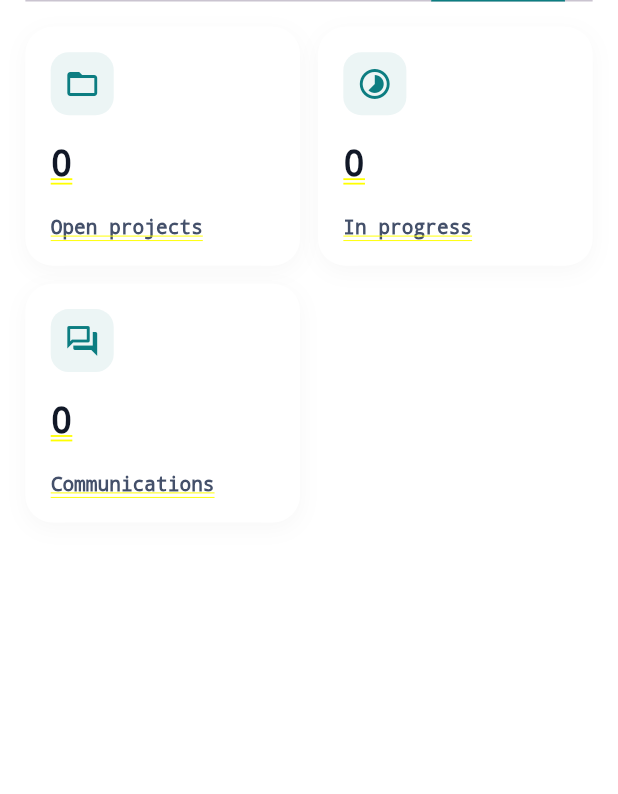
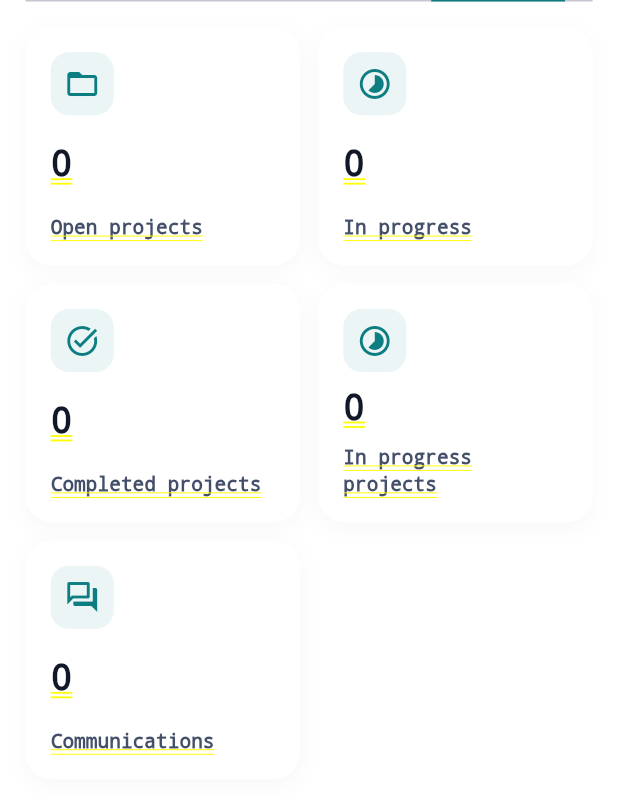
Before and after one commit to hatemelbadwy10/talent-flow, a Flutter app: the _EntrepreneurProfileScaffold screen opened directly with empty values, tab 3 chosen, scrolled down 317 dp, on a phone screen of 412 x 824 dp. Shown: the top 794 px of the screen. Run offline on Flutter 3.47's test engine with Material 3 defaults, Android fonts, the phone set to English and light mode, and no system bars; our stand-ins replace cached_network_image, carousel_slider, connectivity_plus, curved_labeled_navigation_bar, dartz, device_info_plus and 42 more; missing offline and left inert: app_settings, external_path, in_app_update, map_launcher, pusher_channels_flutter, record and 2 more; accounts and stored records are empty; network calls fail; project files that could hold a hidden picture were left out.

Commit message:
feat: Update budget options, enhance message sorting, and improve entrepreneur profile statistics

```diff
--- a/assets/language/ar.json
+++ b/assets/language/ar.json
@@ -209,7 +209,7 @@
   "add": "اضافة",
   "similar_projects_hint": " مشاريع مشابهة",
   "success": "تمت إضافة المشروع بنجاح",
-  "budget_options": ["250 - 500", "500 - 1000", "1000 - 2500"],
+  "budget_options": ["25 - 50", "50 - 100", "100 - 250", "250 - 500", "500 - 1000", "1000 - 2500", "2500 - 5000", "5000+"],
   "duration_options": ["أقل من أسبوع", "أسبوع - أسبوعين", "أسبوعين - شهر", "أكثر من شهر"]
 },
   "submit_offer_title": "تقدم للمشروع",
--- a/lib/features/home/bloc/freelancer_chat_bloc.dart
+++ b/lib/features/home/bloc/freelancer_chat_bloc.dart
@@ -290,6 +290,7 @@
           }
         }
         _pendingMessages.clear();
+        updatedMessages.sort(Message.compareChronologically);
 
         _chat = chat.copyWith(messages: updatedMessages);
         _logChatBloc(
@@ -419,7 +420,8 @@
     }
 
     final List<Message> updatedMessages = List<Message>.from(current.messages)
-      ..add(message);
+      ..add(message)
+      ..sort(Message.compareChronologically);
     _chat = current.copyWith(messages: updatedMessages);
     _logChatBloc(
       '_appendMessage emitting Done',
--- a/lib/features/home/model/entrepreneur_profile_model.dart
+++ b/lib/features/home/model/entrepreneur_profile_model.dart
@@ -33,8 +33,12 @@
   final List<EntrepreneurReview> reviews;
   final List<EntrepreneurProjectStatus> projects;
 
-  int get totalProjects =>
-      projects.fold<int>(0, (sum, item) => sum + (item.count ?? 0));
+  int get totalProjects => projects.isNotEmpty
+      ? projects.fold<int>(0, (sum, item) => sum + (item.count ?? 0))
+      : (statistics?.completedProjects ?? statistics?.openProjectsCount ?? 0) +
+          (statistics?.inProgressProjects ??
+              statistics?.underImplementationCount ??
+              0);
 
   double get averageRating {
     if (reviews.isEmpty) return rating;
@@ -146,6 +150,8 @@
     required this.lastSeen,
     required this.openProjectsCount,
     required this.underImplementationCount,
+    required this.completedProjects,
+    required this.inProgressProjects,
     required this.ongoingCommunications,
     required this.city,
   });
@@ -155,6 +161,8 @@
   final String? lastSeen;
   final int? openProjectsCount;
   final int? underImplementationCount;
+  final int? completedProjects;
+  final int? inProgressProjects;
   final int? ongoingCommunications;
   final String? city;
 
@@ -163,12 +171,11 @@
       rating: double.tryParse(json['rating']?.toString() ?? '') ?? 0,
       registrationDate: json['registration_date']?.toString(),
       lastSeen: json['last_seen']?.toString(),
-      openProjectsCount: _entrepreneurToInt(
-        json['open_projects_count'] ?? json['completed_projects'],
-      ),
-      underImplementationCount: _entrepreneurToInt(
-        json['under_implementation_count'] ?? json['in_progress_projects'],
-      ),
+      openProjectsCount: _entrepreneurToInt(json['open_projects_count']),
+      underImplementationCount:
+          _entrepreneurToInt(json['under_implementation_count']),
+      completedProjects: _entrepreneurToInt(json['completed_projects']),
+      inProgressProjects: _entrepreneurToInt(json['in_progress_projects']),
       ongoingCommunications: _entrepreneurToInt(json['ongoing_communications']),
       city: json['city']?.toString(),
     );
--- a/lib/features/home/page/all_freelancers_view.dart
+++ b/lib/features/home/page/all_freelancers_view.dart
@@ -551,7 +551,7 @@
                               jopTitle: jobTitle.isNotEmpty
                                   ? jobTitle
                                   : "home.job_title_not_set".tr(),
-                              rating: freelancer.rating?.toDouble(),
+                              rating: freelancer.rating,
                               imageUrl: freelancer.image,
                               cardWidth: double.infinity,
                               isInFavorites: freelancer.isInFavorites ?? false,
--- a/lib/features/home/page/entrepreneur_profile.dart
+++ b/lib/features/home/page/entrepreneur_profile.dart
@@ -609,6 +609,18 @@
           value: stats!.underImplementationCount.toString(),
           icon: Icons.timelapse_outlined,
         ),
+      if (stats?.completedProjects != null)
+        _ProjectMetric(
+          label: 'profile.completed_projects'.tr(),
+          value: stats!.completedProjects.toString(),
+          icon: Icons.task_alt_outlined,
+        ),
+      if (stats?.inProgressProjects != null)
+        _ProjectMetric(
+          label: 'profile.in_progress_projects'.tr(),
+          value: stats!.inProgressProjects.toString(),
+          icon: Icons.timelapse_outlined,
+        ),
       if (stats?.ongoingCommunications != null)
         _ProjectMetric(
           label: 'Communications',
--- a/lib/features/new_projects/page/add_project.dart
+++ b/lib/features/new_projects/page/add_project.dart
@@ -32,7 +32,6 @@
   final _titleController = TextEditingController();
   final _descriptionController = TextEditingController();
   final _filesDescriptionController = TextEditingController();
-  final _budgetController = TextEditingController();
   final _durationController = TextEditingController();
   final _requiredToBeRecivedController = TextEditingController();
 
@@ -41,7 +40,6 @@
     _titleController.dispose();
     _descriptionController.dispose();
     _filesDescriptionController.dispose();
-    _budgetController.dispose();
     _durationController.dispose();
     super.dispose();
   }
@@ -148,7 +146,7 @@
                               availableSkills: selectionModel.skills,
                             ),
                             const SizedBox(height: 24),
-                            BudgetField(controller: _budgetController),
+                            const BudgetField(),
                             const SizedBox(height: 24),
                             DurationField(controller: _durationController),
                             const SizedBox(height: 24),
--- a/lib/features/setting/bloc/chats_bloc.dart
+++ b/lib/features/setting/bloc/chats_bloc.dart
@@ -87,7 +87,8 @@
           final List<ChatsModel> chats = payload
               .whereType<Map<String, dynamic>>()
               .map(ChatsModel.fromJson)
-              .toList();
+              .toList()
+            ..sort(ChatsModel.compareNewestFirst);
 
           _currentChats = chats;
           emit(Done(list: chats));
--- a/lib/features/setting/page/favourite.dart
+++ b/lib/features/setting/page/favourite.dart
@@ -186,7 +186,7 @@
           name: freelancer.name ?? '-',
           jopTitle:
               jobTitle.isNotEmpty ? jobTitle : "home.job_title_not_set".tr(),
-          rating: freelancer.rating?.toDouble(),
+          rating: freelancer.rating,
           imageUrl: freelancer.image,
           cardWidth: double.infinity,
           isInFavorites: true,
--- a/lib/main_models/user_model.dart
+++ b/lib/main_models/user_model.dart
@@ -12,10 +12,14 @@
   String? userType;
   String? bio;
   String? specialization;
+  String? country;
   String? identityVerifyStatus;
   bool? addedWorks;
   bool? identityAuthenticated;
   bool? bankAccountAdded;
+  Map<String, dynamic>? statistics;
+  List<Map<String, dynamic>> reviews;
+  List<Map<String, dynamic>> projects;
   int? unreadNotificationsCount;
   int? unreadMessagesCount;
 
@@ -31,15 +35,21 @@
     this.userType,
     this.bio,
     this.specialization,
+    this.country,
     this.identityVerifyStatus,
     this.addedWorks,
     this.identityAuthenticated,
     this.bankAccountAdded,
+    this.statistics,
+    this.reviews = const [],
+    this.projects = const [],
     this.unreadNotificationsCount,
     this.unreadMessagesCount,
   });
 
-  UserModel.fromJson(Map<String, dynamic> json) {
+  UserModel.fromJson(Map<String, dynamic> json)
+      : reviews = const [],
+        projects = const [] {
     id = json['id'];
     final firstName = json['first_name']?.toString().trim();
     final lastName = json['last_name']?.toString().trim();
@@ -60,13 +70,16 @@
     userType = json['user_type']?.toString();
     bio = json['bio']?.toString();
     specialization = json['specialization']?.toString();
+    country = json['country']?.toString();
     identityVerifyStatus = json['identity_verify_status']?.toString();
     addedWorks = _toBool(json['added_works']);
     identityAuthenticated = _toBool(json['identity_authenticated']);
     bankAccountAdded =
         _toBool(json['bank_account_added'] ?? json['has_bank_account']);
-    unreadNotificationsCount =
-        _toInt(json['unread_notifications_count']) ?? 0;
+    statistics = _toStringKeyedMap(json['statistics']);
+    reviews = _toStringKeyedMapList(json['reviews']);
+    projects = _toStringKeyedMapList(json['projects']);
+    unreadNotificationsCount = _toInt(json['unread_notifications_count']) ?? 0;
     unreadMessagesCount = _toInt(json['unread_messages_count']) ?? 0;
   }
 
@@ -86,11 +99,15 @@
     data['user_type'] = userType;
     data['bio'] = bio;
     data['specialization'] = specialization;
+    data['country'] = country;
     data['identity_verify_status'] = identityVerifyStatus;
     data['added_works'] = addedWorks;
     data['identity_authenticated'] = identityAuthenticated;
     data['bank_account_added'] = bankAccountAdded;
     data['has_bank_account'] = bankAccountAdded;
+    data['statistics'] = statistics;
+    data['reviews'] = reviews;
+    data['projects'] = projects;
     data['unread_notifications_count'] = unreadNotificationsCount;
     data['unread_messages_count'] = unreadMessagesCount;
 
@@ -120,3 +137,16 @@
   if (value is String) return int.tryParse(value);
   return null;
 }
+
+Map<String, dynamic>? _toStringKeyedMap(dynamic value) {
+  if (value is! Map) return null;
+  return value.map((key, value) => MapEntry(key.toString(), value));
+}
+
+List<Map<String, dynamic>> _toStringKeyedMapList(dynamic value) {
+  if (value is! List) return const [];
+  return value
+      .whereType<Map>()
+      .map((item) => item.map((key, value) => MapEntry(key.toString(), value)))
+      .toList();
+}
```
Also changed, not shown: assets/language/en.json (+6 -1 lines), lib/features/home/model/chat_model.dart (+15 -0 lines), lib/features/home/model/freelancers_model.dart (+40 -20 lines), lib/features/new_projects/widgets/budget_duration.dart (+60 -23 lines), lib/features/setting/model/chats_model.dart (+106 -1 lines), lib/features/setting/page/chat_screen.dart (+7 -0 lines), 4 other files.
